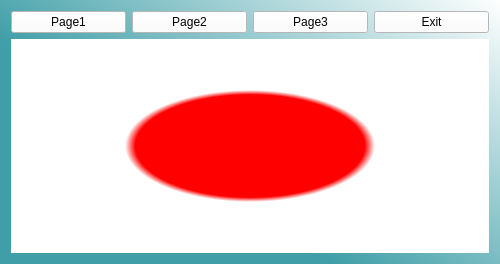
This is StackWidgetTest/stack/mainwindow.ui in ToSt95/QT-QML as Qt 5 draws it before an edit. The edited form follows.
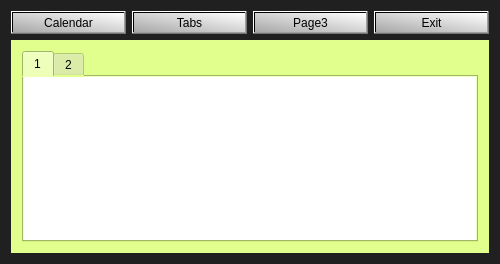
This is the edited form. The open tabs and pages were chosen to show the change. Icons and pictures are not drawn.

```diff
--- a/StackWidgetTest/stack/mainwindow.ui
+++ b/StackWidgetTest/stack/mainwindow.ui
@@ -14,7 +14,7 @@
    <string>MainWindow</string>
   </property>
   <property name="styleSheet">
-   <string notr="true">background-color: qlineargradient(spread:pad, x1:0.302, y1:0.545455, x2:1, y2:0, stop:0 rgba(63, 158, 167, 255), stop:1 rgba(255, 255, 255, 255));</string>
+   <string notr="true">background-color: qradialgradient(spread:pad, cx:0.5, cy:0.511364, radius:1.91, fx:0.5, fy:0.5, stop:0.375 rgba(32, 32, 32, 255), stop:1 rgba(255, 255, 255, 255));</string>
   </property>
   <widget class="QWidget" name="centralWidget">
    <layout class="QVBoxLayout" name="verticalLayout">
@@ -26,11 +26,15 @@
          <cursorShape>OpenHandCursor</cursorShape>
         </property>
         <property name="styleSheet">
-         <string notr="true">background-color: rgb(255, 255, 255);
-</string>
+         <string notr="true">QPushButton
+{
+   background-color: qlineargradient(spread:pad, x1:0, y1:1, x2:1, y2:0, stop:0 rgba(167, 167, 167, 255), stop:1 rgba(255, 255, 255, 255));
+    border-width: 2px;
+    border-color:white;
+}</string>
         </property>
         <property name="text">
-         <string>Page1</string>
+         <string>Calendar</string>
         </property>
        </widget>
       </item>
@@ -40,11 +44,10 @@
          <cursorShape>OpenHandCursor</cursorShape>
         </property>
         <property name="styleSheet">
-         <string notr="true">background-color: rgb(255, 255, 255);
-</string>
+         <string notr="true">background-color: qlineargradient(spread:pad, x1:0, y1:1, x2:1, y2:0, stop:0 rgba(167, 167, 167, 255), stop:1 rgba(255, 255, 255, 255));</string>
         </property>
         <property name="text">
-         <string>Page2</string>
+         <string>Tabs</string>
         </property>
        </widget>
       </item>
@@ -54,8 +57,7 @@
          <cursorShape>OpenHandCursor</cursorShape>
         </property>
         <property name="styleSheet">
-         <string notr="true">background-color: rgb(255, 255, 255);
-</string>
+         <string notr="true">background-color: qlineargradient(spread:pad, x1:0, y1:1, x2:1, y2:0, stop:0 rgba(167, 167, 167, 255), stop:1 rgba(255, 255, 255, 255));</string>
         </property>
         <property name="text">
          <string>Page3</string>
@@ -68,8 +70,7 @@
          <cursorShape>OpenHandCursor</cursorShape>
         </property>
         <property name="styleSheet">
-         <string notr="true">background-color: rgb(255, 255, 255);
-</string>
+         <string notr="true">background-color: qlineargradient(spread:pad, x1:0, y1:1, x2:1, y2:0, stop:0 rgba(167, 167, 167, 255), stop:1 rgba(255, 255, 255, 255));</string>
         </property>
         <property name="text">
          <string>Exit</string>
@@ -81,7 +82,7 @@
     <item>
      <widget class="QStackedWidget" name="stackedWidget">
       <property name="styleSheet">
-       <string notr="true">background-color: qlineargradient(spread:pad, x1:0, y1:0, x2:0, y2:1, stop:0 rgba(255, 255, 255, 255), stop:0.495 rgba(255, 255, 255, 255), stop:0.505 rgba(255, 0, 0, 255), stop:1 rgba(255, 0, 0, 255));</string>
+       <string notr="true">background-color: rgb(255, 255, 255);</string>
       </property>
       <property name="currentIndex">
        <number>0</number>
@@ -94,9 +95,33 @@
       </widget>
       <widget class="QWidget" name="page_2">
        <property name="styleSheet">
-        <string notr="true">background-color: qradialgradient(spread:pad, cx:0.5, cy:0.5, radius:0.5, fx:0.5, fy:0.5, stop:0 rgba(255, 0, 0, 255), stop:0.479904 rgba(255, 0, 0, 255), stop:0.522685 rgba(255, 255, 255, 255), stop:1 rgba(255, 255, 255, 255));</string>
+        <string notr="true">background-color: rgb(225, 255, 140);</string>
        </property>
-       <layout class="QVBoxLayout" name="verticalLayout_2"/>
+       <layout class="QVBoxLayout" name="verticalLayout_2">
+        <item>
+         <widget class="QTabWidget" name="tabWidget">
+          <property name="currentIndex">
+           <number>0</number>
+          </property>
+          <widget class="QWidget" name="tab">
+           <property name="styleSheet">
+            <string notr="true">background-color: rgb(255, 255, 255);</string>
+           </property>
+           <attribute name="title">
+            <string>1</string>
+           </attribute>
+          </widget>
+          <widget class="QWidget" name="tab_2">
+           <property name="styleSheet">
+            <string notr="true">background-color: rgb(255, 255, 255);</string>
+           </property>
+           <attribute name="title">
+            <string>2</string>
+           </attribute>
+          </widget>
+         </widget>
+        </item>
+       </layout>
       </widget>
       <widget class="QWidget" name="page_3"/>
      </widget>
```
Left out of the diff: 27 changed lines with no effect on the pictures.
